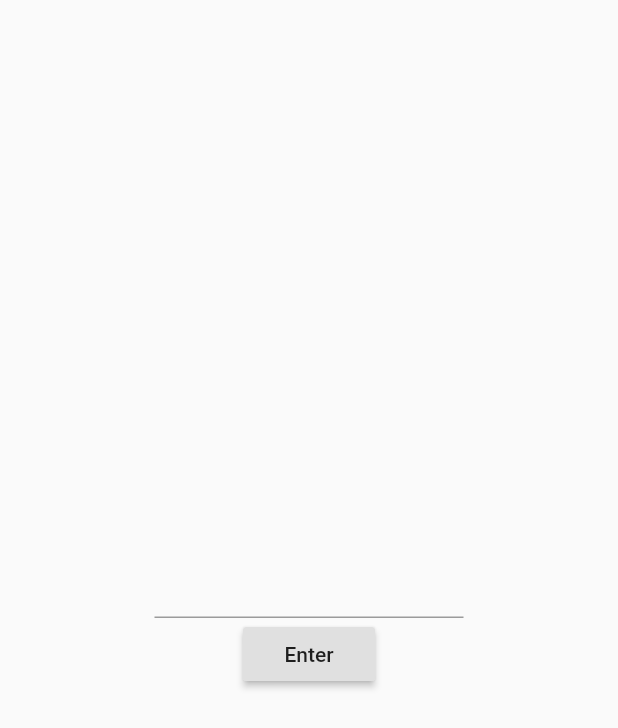
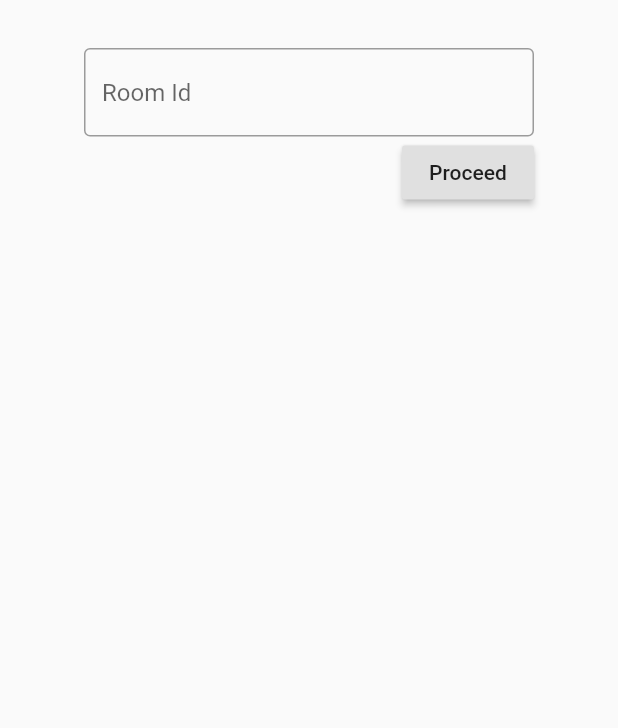
Before and after one commit to screensee/mobile, a Flutter app: the screen it shows after launch, after a tap on "Join Room", on a phone screen of 412 x 824 dp. Shown: the top 728 px of the screen. Run offline on Flutter 3.47's test engine with Material 2 defaults, Android fonts, the phone set to English and light mode, and no system bars; our stand-ins replace shared_preferences, video_player; network calls fail.

```diff
--- /dev/null
+++ b/lib/cookie.dart
@@ -0,0 +1,19 @@
+import 'package:http/http.dart';
+import 'package:shared_preferences/shared_preferences.dart';
+
+const KEY_COOKIES = "cookies";
+
+class CookieStorage {
+
+  saveCookies(Response response) async {
+    final setCookieHeader = "set-cookie";
+
+    SharedPreferences prefs = await SharedPreferences.getInstance();
+    await prefs.setString(KEY_COOKIES, response.headers[setCookieHeader]);
+  }
+
+  Future<String> readCookies() async {
+    SharedPreferences prefs = await SharedPreferences.getInstance();
+    return prefs.getString(KEY_COOKIES);
+  }
+}
--- a/lib/join/join.dart
+++ b/lib/join/join.dart
@@ -1,30 +1,40 @@
 import 'package:flutter/material.dart';
+import 'package:screensee/screenshare/screenshare.dart';
 
 class JoinPage extends StatelessWidget {
   @override
   Widget build(BuildContext context) {
-    final screenSize = MediaQuery.of(context).size;
-
     return Scaffold(
-      body: Center(
+      body: SafeArea(
+        child: Center(
           child: Container(
-          constraints: BoxConstraints(maxWidth: screenSize.width / 2),
+            padding: EdgeInsets.only(top: 32.0),
+            constraints: BoxConstraints(maxWidth: 300.0),
             child: Form(
               child: Column(
-              mainAxisAlignment: MainAxisAlignment.center,
                 children: <Widget>[
                   TextFormField(
+                    decoration: InputDecoration(
+                        border: OutlineInputBorder(), hintText: "Room Id"),
                     validator: (value) {
                       if (value.isEmpty) {
                         return 'Please enter the chat room.';
                       }
                     },
                   ),
-                RaisedButton(
-                  child: Text("Enter"),
-                  onPressed: () {},
+                  Align(
+                    alignment: Alignment.bottomRight,
+                    child: RaisedButton(
+                      child: Text("Proceed"),
+                      onPressed: () {
+                        Navigator.of(context).pushReplacement(
+                          MaterialPageRoute(builder: (context) => ScreenShare())
+                        );
+                      },
+                    ),
                   ),
                 ],
+              ),
             ),
           ),
         ),
--- a/lib/main.dart
+++ b/lib/main.dart
@@ -1,5 +1,6 @@
 import 'package:flutter/material.dart';
 import 'package:flutter/services.dart';
+import 'package:screensee/cookie.dart';
 import 'package:screensee/create/create.dart';
 import 'package:screensee/join/join.dart';
 import 'package:screensee/user.dart';
@@ -38,7 +39,8 @@ class _MyHomePageState extends State<MyHomePage> {
 
   @override
   void initState() {
-    provider = ScreenShareUserProvider();
+    provider = ScreenShareUserProvider(
+      CookieStorage());
     super.initState();
   }
 
--- a/lib/screenshare/player.dart
+++ b/lib/screenshare/player.dart
@@ -36,5 +36,11 @@ class _PlayerState extends State<Player> {
           aspectRatio: _controller.value.aspectRatio,
           child: VideoPlayer(_controller),
         )
-      : SizedBox();
+      : AspectRatio(
+          aspectRatio: 16 / 9,
+          child: Container(
+            color: Color(0xff1a1a1a),
+            child: Center(child: CircularProgressIndicator()),
+          ),
+        );
 }
--- a/lib/user.dart
+++ b/lib/user.dart
@@ -1,5 +1,6 @@
 import 'dart:convert';
 import 'package:http/http.dart' as http;
+import 'package:screensee/cookie.dart';
 import 'package:screensee/errors.dart';
 
 class User {
@@ -15,13 +16,27 @@ abstract class UserProvider {
 
 class ScreenShareUserProvider extends UserProvider {
 
+  final CookieStorage cookieStorage;
+  ScreenShareUserProvider(this.cookieStorage);
+
+  User user;
+
   @override
   Future<User> getUser() async {
-    final response = await http.get("http://185.143.145.119/b/users/init");
+    if (user != null) return user;
+
+    final cookies = await cookieStorage.readCookies();
+    final response = await http.get("http://185.143.145.119/b/users/init", headers: {
+      "Cookie": cookies
+    });
+
+    cookieStorage.saveCookies(response);
     final userJson = json.decode(response.body);
     if (userJson["result"] != "ok") {
       throw ApiException();
     }
-    return User(userJson["data"]);
+
+    user = User(userJson["data"]);
+    return user;
   }
 }
--- a/lib/welcome/actions.dart
+++ b/lib/welcome/actions.dart
@@ -1,11 +1,11 @@
 import 'package:flutter/material.dart';
 
 class ActionsPage extends StatelessWidget {
-
   final VoidCallback joinRoom;
   final VoidCallback createRoom;
 
-  const ActionsPage({Key key, this.joinRoom, this.createRoom}) : super(key: key);
+  const ActionsPage({Key key, this.joinRoom, this.createRoom})
+      : super(key: key);
 
   @override
   Widget build(BuildContext context) {
@@ -14,17 +14,30 @@ class ActionsPage extends StatelessWidget {
         child: Column(
           mainAxisAlignment: MainAxisAlignment.center,
           children: <Widget>[
-            RaisedButton(
+            OutlineButton(
               child: Container(
                 width: 200.0,
-                child: Text("Join Room", textAlign: TextAlign.center),
+                height: 200.0,
+                child: Center(
+                    child: Text(
+                  "Join Room",
+                  textAlign: TextAlign.center,
+                  style: TextStyle(fontSize: 24.0),
+                )),
               ),
               onPressed: joinRoom,
             ),
-            RaisedButton(
+            SizedBox(height: 40.0),
+            OutlineButton(
               child: Container(
                 width: 200.0,
-                child: Text("Create Room", textAlign: TextAlign.center,),
+                height: 200.0,
+                child: Center(
+                    child: Text(
+                  "Create Room",
+                  textAlign: TextAlign.center,
+                  style: TextStyle(fontSize: 24.0),
+                )),
               ),
               onPressed: createRoom,
             ),
```
Also changed, not shown: pubspec.yaml (+1 -43 lines). Lines whose indentation alone changed are shown as unchanged.
